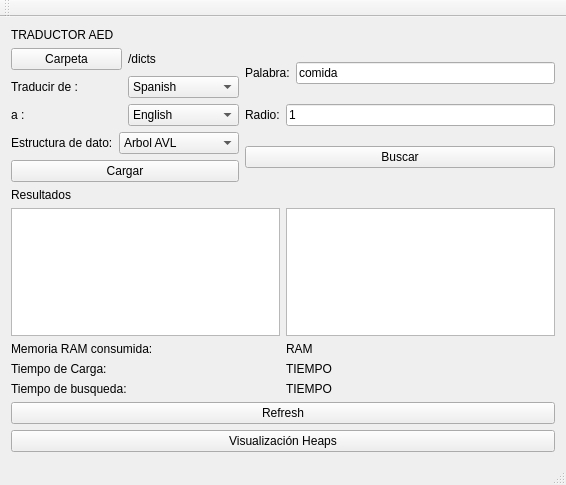
Before: the Qt Designer form windows/ui/mainwindow.ui in luantber/aedtraductor, drawn with Qt 5.
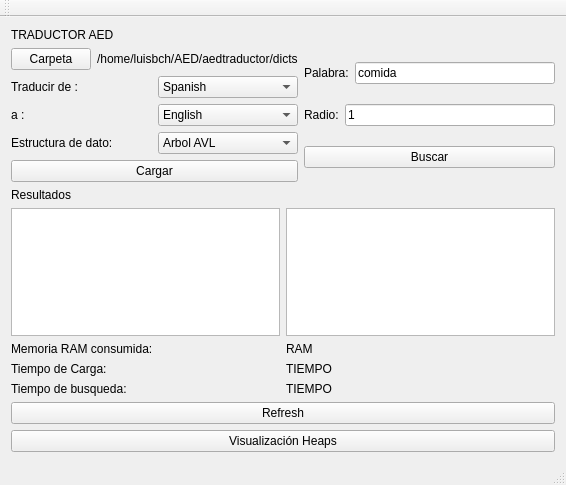
After: the same form once the commit is applied.

The edit to the form file:
```diff
--- a/windows/ui/mainwindow.ui
+++ b/windows/ui/mainwindow.ui
@@ -38,7 +38,7 @@
           <item>
            <widget class="QLabel" name="path_label">
             <property name="text">
-             <string>/dicts</string>
+             <string>/home/luisbch/AED/aedtraductor/dicts</string>
             </property>
            </widget>
           </item>
```
